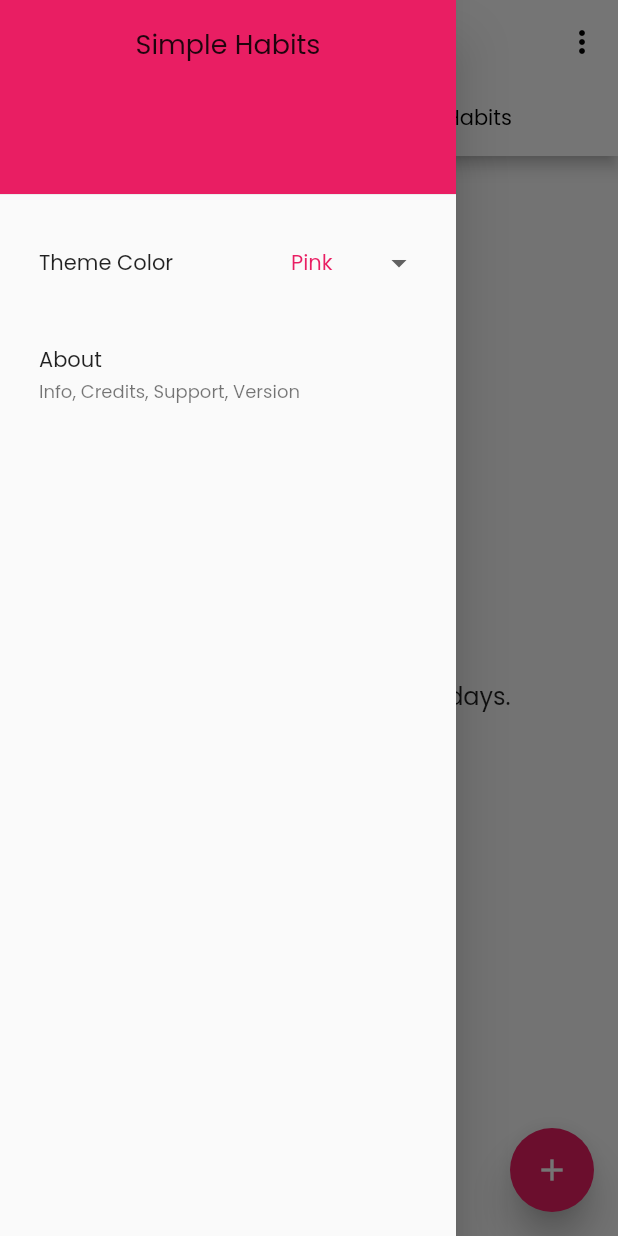
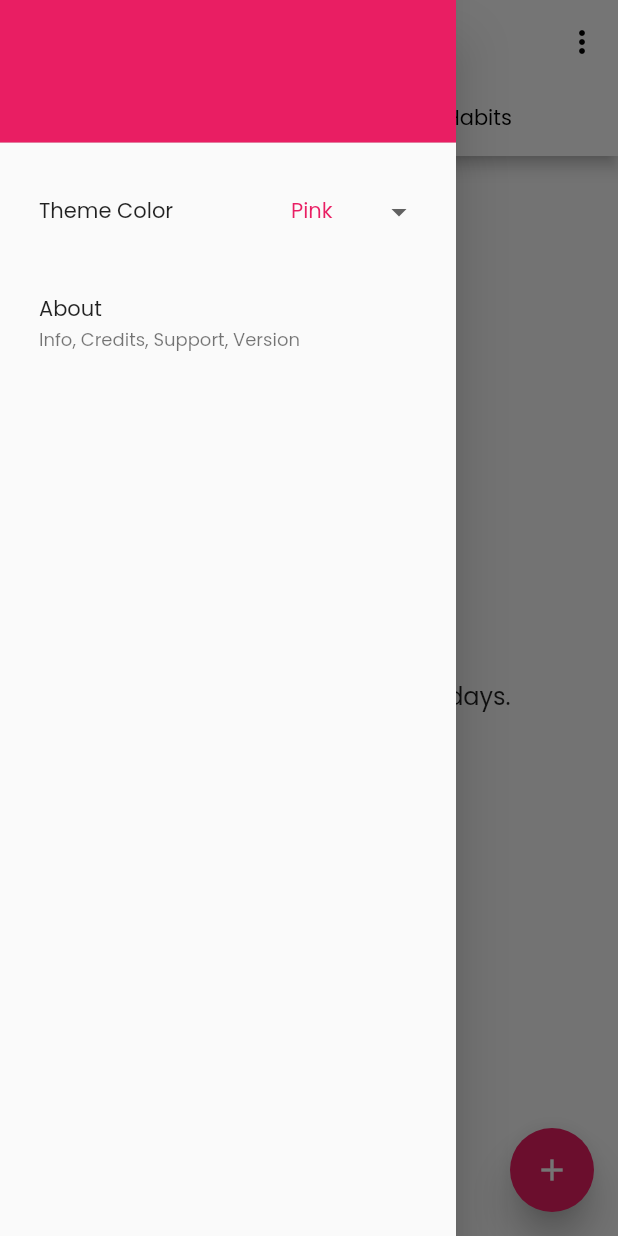
Before and after one commit to roynulrohan/simple-habits, a Flutter app: the screen it shows after launch, with the side drawer open, on a phone screen of 412 x 824 dp. Run offline on Flutter 3.47's test engine with Material 2 defaults, Android fonts, the phone set to English and light mode, and no system bars; our stand-ins replace flutter_bloc, flutter_local_notifications, flutter_slidable, share, shared_preferences, sqflite and 1 more; missing offline and left inert: launch_review; accounts and stored records are empty.

Commit message:
Stable Release 1.0.5

```diff
--- a/lib/about_page.dart
+++ b/lib/about_page.dart
@@ -80,7 +80,7 @@ class AboutPage extends StatelessWidget {
                 mainAxisAlignment: MainAxisAlignment.center,
               ),
               title: Text('App Version', style: TextStyle(fontSize: 14)),
-              subtitle: Text('1.0.0', style: TextStyle(fontSize: 12)),
+              subtitle: Text('1.0.5', style: TextStyle(fontSize: 12)),
             ))
           ]),
         ));
--- a/lib/db/database_providers.dart
+++ b/lib/db/database_providers.dart
@@ -35,7 +35,7 @@ class DatabaseProvider {
 
     return await openDatabase(
       join(dbPath, 'habitDB.db'),
-      version: 3,
+      version: 1,
       onCreate: (Database database, int version) async {
         print("Creating habit table");
 
--- a/lib/main.dart
+++ b/lib/main.dart
@@ -137,18 +137,9 @@ class _MyHomePageState extends State<MyHomePage> {
             children: [
               // DRAWER HEADER
               Container(
-                height: MediaQuery.of(context).size.height / 6,
+                height: MediaQuery.of(context).size.height / 8,
                 child: DrawerHeader(
-                  child: Container(
-                    child: Column(
-                      mainAxisAlignment: MainAxisAlignment.center,
-                      children: [
-                        Expanded(
-                            child: Text('Simple Habits',
-                                style: TextStyle(fontSize: 18))),
-                      ],
-                    ),
-                  ),
+                  padding: EdgeInsets.all(0),
                   decoration: BoxDecoration(
                     color: themeColor,
                   ),
--- a/pubspec.yaml
+++ b/pubspec.yaml
@@ -15,7 +15,7 @@ publish_to: 'none' # Remove this line if you wish to publish to pub.dev
 # In iOS, build-name is used as CFBundleShortVersionString while build-number used as CFBundleVersion.
 # Read more about iOS versioning at
 # https://developer.apple.com/library/archive/documentation/General/Reference/InfoPlistKeyReference/Articles/CoreFoundationKeys.html
-version: 1.0.3+3
+version: 1.0.5+5
 
 environment:
     sdk: '>=2.7.0 <3.0.0'
```
Also changed, not shown: 1 other file.
